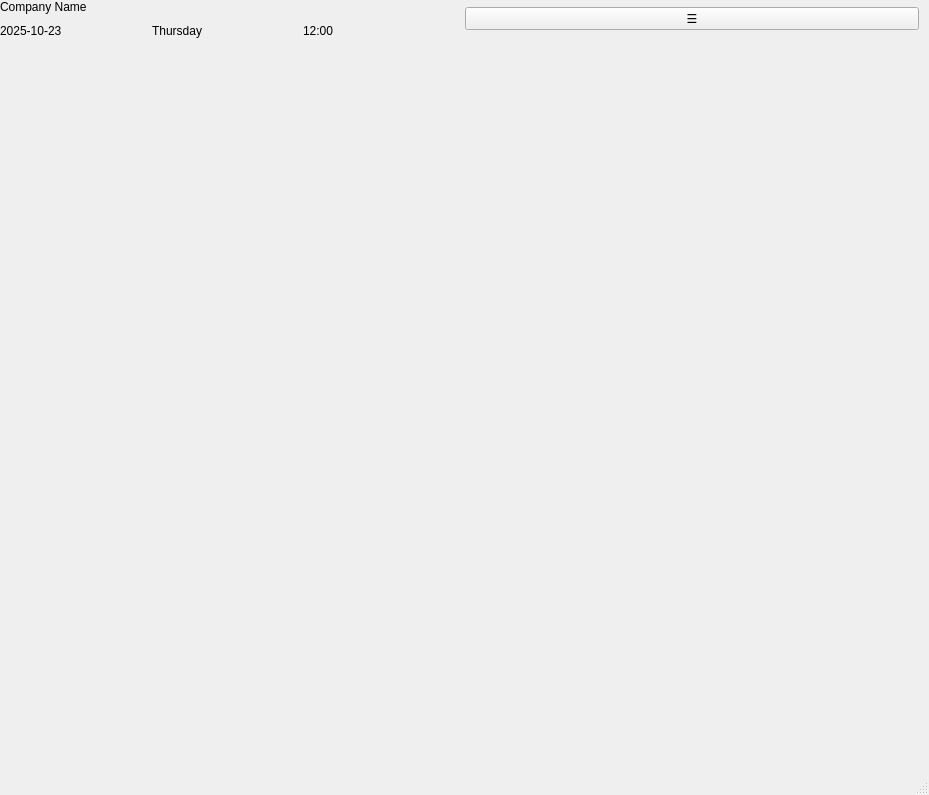
Before: the Qt Designer form Project/ui/main_window.ui in Selvam-T/POS, drawn with Qt 5.
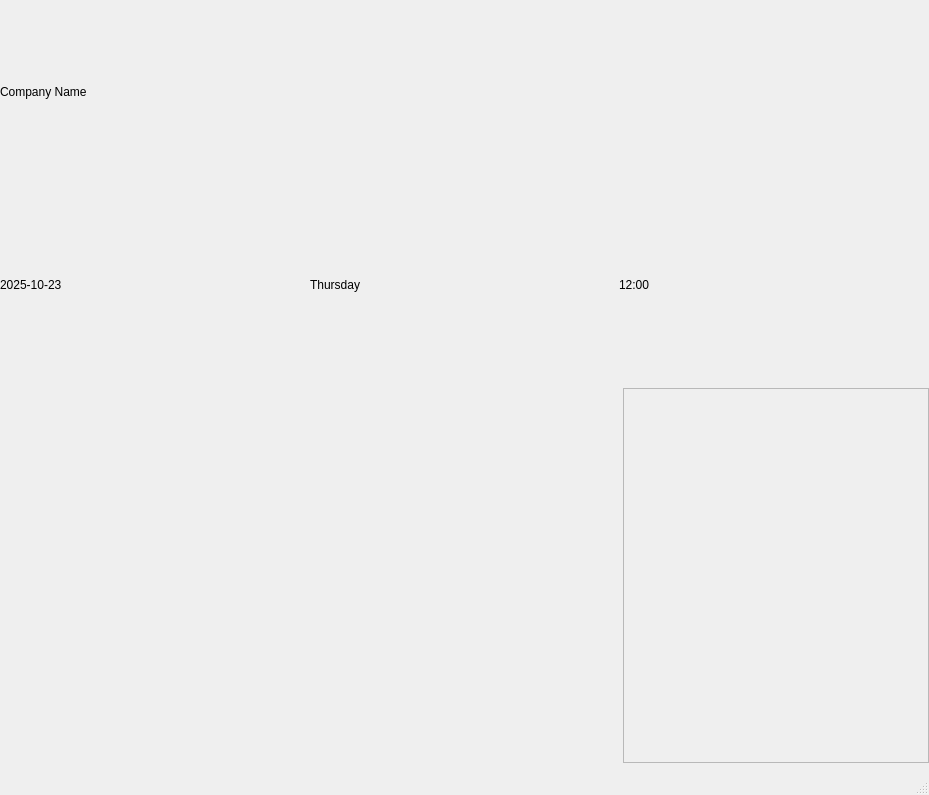
After: the same form once the commit is applied.

Commit message: restructured mainWindow frame components. Removed burgerBtn. Added menuFrame with menu buttons

Patch:
```diff
--- a/Project/ui/main_window.ui
+++ b/Project/ui/main_window.ui
@@ -13,7 +13,7 @@
   <widget class="QWidget" name="contentWidget">
    <layout class="QVBoxLayout" name="mainWindowLayout">
     <property name="spacing">
-     <number>0</number>
+     <number>12</number>
     </property>
     <property name="leftMargin">
      <number>0</number>
@@ -23,23 +23,6 @@
     </property>
     <property name="rightMargin">
      <number>0</number>
-    </property>
-    <property name="bottomMargin">
-     <number>10</number>
-    </property>
-    <item>
-     <layout class="QHBoxLayout" name="titleBar">
-      <property name="spacing">
-       <number>10</number>
-      </property>
-      <property name="leftMargin">
-       <number>0</number>
-      </property>
-      <property name="topMargin">
-       <number>0</number>
-      </property>
-      <property name="rightMargin">
-       <number>10</number>
       </property>
       <property name="bottomMargin">
        <number>10</number>
@@ -90,15 +73,6 @@
        </layout>
       </item>
       <item>
-       <widget class="QPushButton" name="burgerBtn">
-        <property name="text">
-         <string>☰</string>
-        </property>
-       </widget>
-      </item>
-     </layout>
-    </item>
-    <item>
      <layout class="QHBoxLayout" name="workArea">
       <property name="spacing">
        <number>5</number>
@@ -109,6 +83,19 @@
       <item>
        <widget class="QFrame" name="paymentFrame"/>
       </item>
+            <item>
+             <widget class="QFrame" name="menuFrame">
+                <property name="frameShape">
+                 <enum>QFrame::StyledPanel</enum>
+                </property>
+                <property name="minimumWidth">
+                 <number>80</number>
+                </property>
+                <property name="maximumWidth">
+                 <number>100</number>
+                </property>
+             </widget>
+            </item>
      </layout>
     </item>
    </layout>
```
Lines whose indentation alone changed are shown as unchanged. The commit also changes 16 other files.
